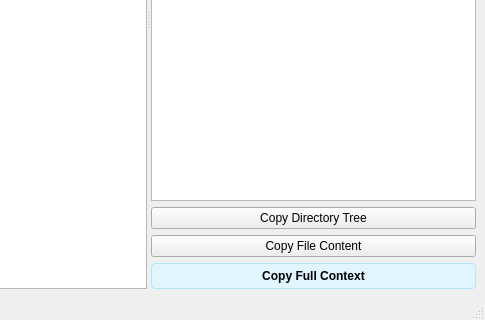
This is mainwindow.ui in ahmadardani/nafuda as Qt 5 draws it before an edit; both pictures show x 515 to 1000 and y 280 to 600 of the 1000 by 600 pixel window. The edited form follows.
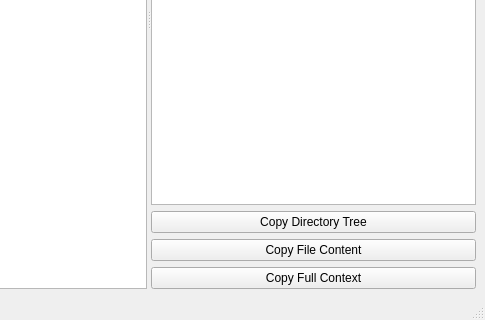
This is the edited form. The open tabs and pages were chosen to show the change.

Commit message: Add exit action to menu and improve slot connections in MainWindow

Patch:
```diff
--- a/mainwindow.ui
+++ b/mainwindow.ui
@@ -170,9 +170,6 @@
             </item>
             <item>
              <widget class="QPushButton" name="btnCopyFull">
-              <property name="styleSheet">
-               <string notr="true">background-color: #e1f5fe; font-weight: bold; padding: 5px; border: 1px solid #b3e5fc; border-radius: 4px;</string>
-              </property>
               <property name="text">
                <string>Copy Full Context</string>
               </property>
```
Left out of the diff: 20 changed lines with no effect on the pictures. The commit also changes 2 other files.
